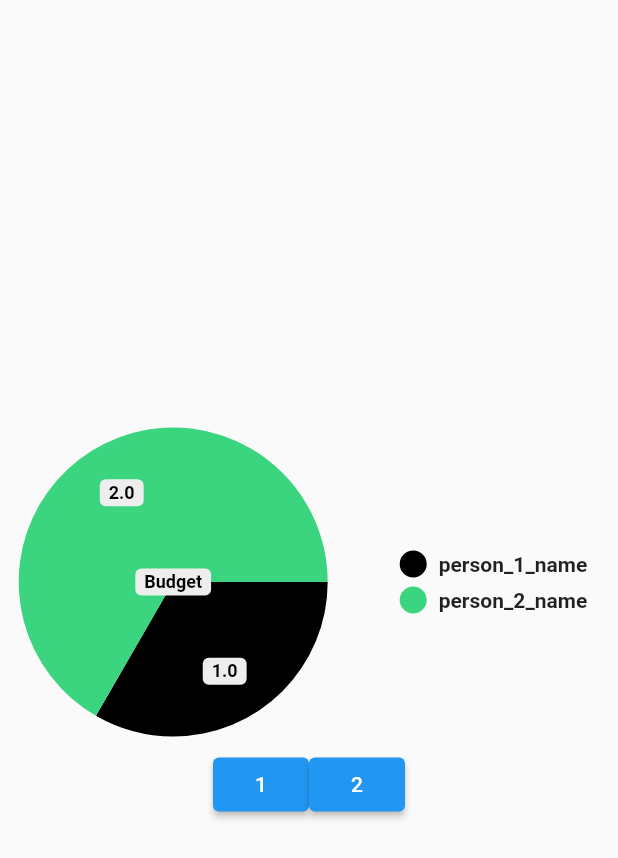
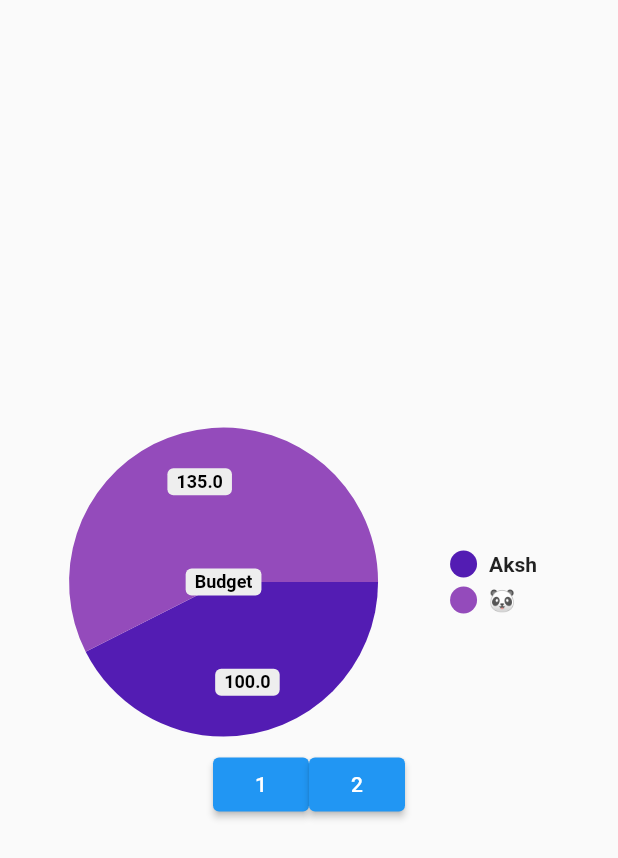
Before and after one commit to Our-Community-TDEC/Our-Community, a Flutter app: the Pie_Chart_Widget screen opened directly, on a phone screen of 412 x 824 dp. Shown: the top 858 px of the screen. Run offline on Flutter 3.47's test engine with Material 2 defaults, Android fonts, the phone set to English and light mode, and no system bars; drawn by our look-alikes of pie_chart.

Commit message:
Added ability to add elements on runtime

```diff
--- a/lib/screens/PiCharts.dart
+++ b/lib/screens/PiCharts.dart
@@ -9,23 +9,26 @@ class Pie_Chart_Widget extends StatelessWidget with voting_logic {
 
   Map<String, double> datamap = {
     "person_1_name": 1,
-    "person_2_name": 2,
+    "person_2_name": 1,
+    "person_3_name": 1,
+    "person_4_name": 1,
+    "person_5_name": 1,
   };
 
-  // late Map<String, double> dataMap = {};
-  // dataMap[person_1_name] = person_1_votes;
-
-  // Map datamap = new Map<String, double>.fromIterable(letters, numbers);
-  // Map datamap = new Map();
-  // datamap.putIfAbsent("Aksh", () => 1);
-
-
   List<Color> colorList = [
-    Color(0xff000000),
-    Color(0xff3BD580),
+    Color(0xff531CB3),
+    Color(0xff944BBB),
+    Color(0xffAA7BC3),
+    Color(0xffCC92C2),
+    Color(0xffDBA8AC),
   ];
 
   Widget build(BuildContext context) {
+    int mapSize = datamap.length;
+    print("Map Length = $mapSize");
+    datamap.clear();
+    datamap["Aksh"] = 100;
+    datamap["🐼"] = 135;
     return Scaffold(
       body: Container(
         child: Column(
```
